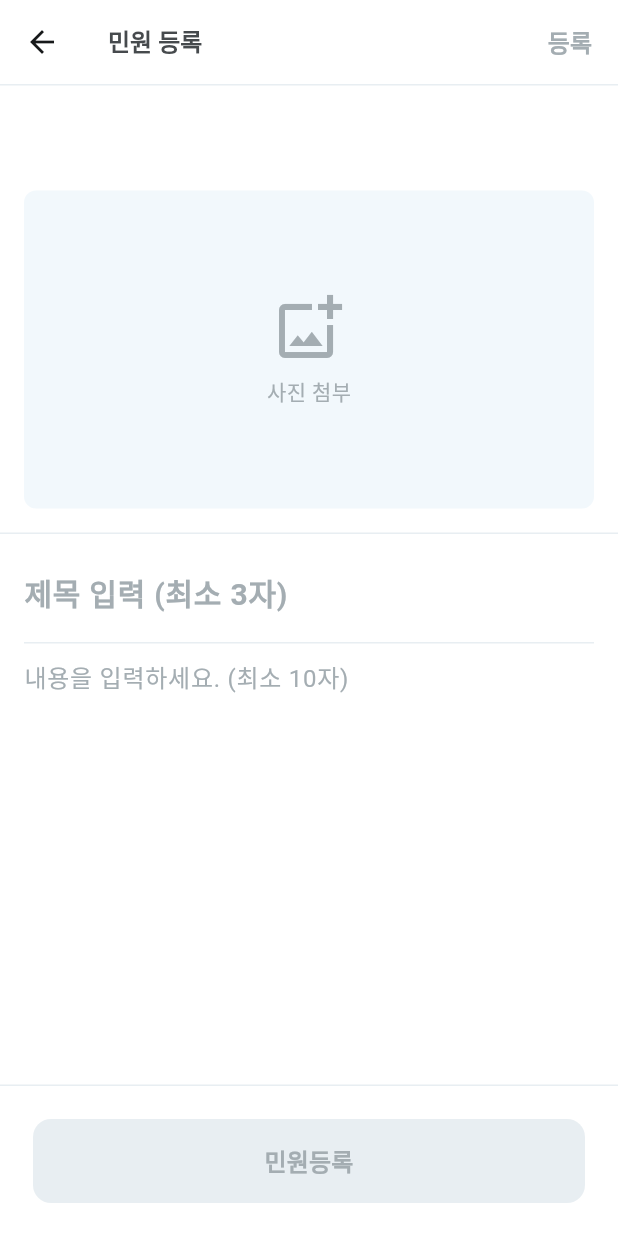
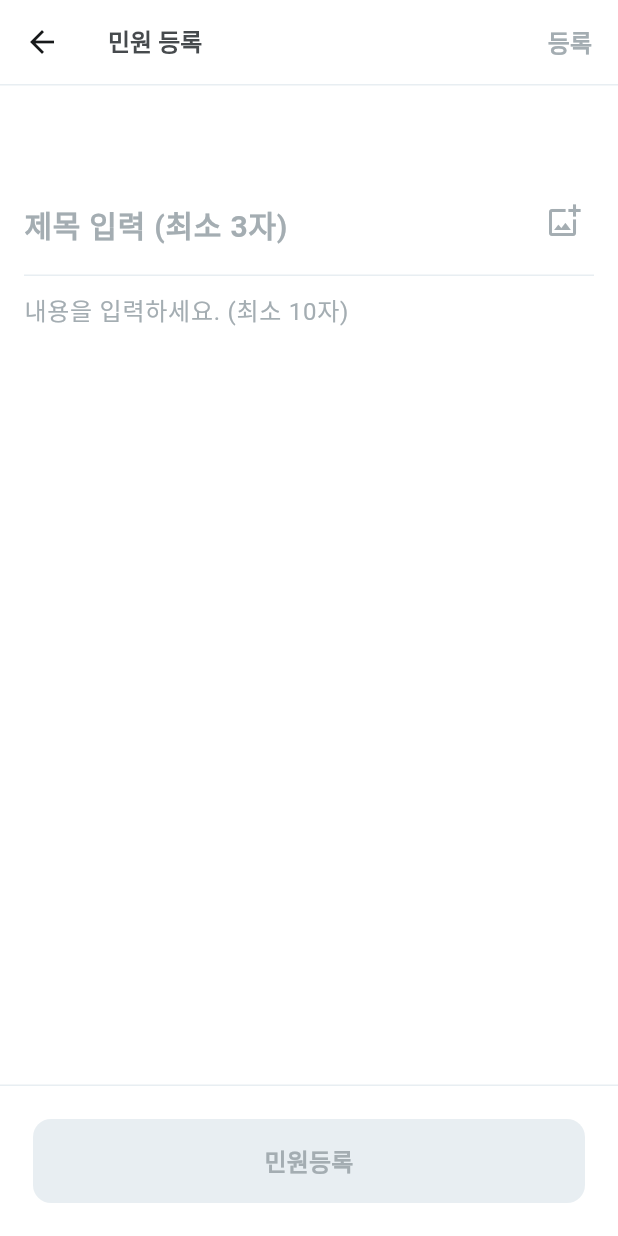
Before and after one commit to vibeforge12/building-manage-front, a Flutter app: the ComplaintCreateScreen screen opened directly with empty values, on a phone screen of 412 x 824 dp. Run offline on Flutter 3.47's test engine with Material 3 defaults, Android fonts, the phone set to English and light mode, and no system bars; our stand-ins replace cached_network_image, dio, equatable, firebase_core, flutter_dotenv, flutter_riverpod and 5 more; accounts and stored records are empty; Roboto replaces fonts that are missing (Pretendard).

Commit message:
refactor: Resident 민원 등록 화면 UI 레이아웃 개선
큰 이미지 첨부 영역을 제거하고, 공지사항/이벤트와 동일한 방식으로
제목 우측에 사진 아이콘을 추가했습니다.

변경사항:
- 거대한 245px 이미지 섹션 제거
- 제목 입력창 우측에 사진 첨부 아이콘 추가
- 사진 선택 시 내용 필드 위에 120px 높이의 미리보기 표시
- 아이콘 색상: 사진 미선택(회색) → 선택(파란색)으로 변경
- _hasImage getter 추가로 이미지 선택 상태 추적

UI 계층 구조:
[제목 입력] [사진 아이콘]
─────────────────────
(선택 시) [이미지 미리보기]
(선택 시) [내용 입력]

🤖 Generated with [Claude Code](https://claude.com/claude-code)

Co-Authored-By: Claude <noreply@anthropic.com>

```diff
--- a/lib/modules/resident/presentation/screens/complaint_create_screen.dart
+++ b/lib/modules/resident/presentation/screens/complaint_create_screen.dart
@@ -52,6 +52,10 @@ class _ComplaintCreateScreenState extends ConsumerState<ComplaintCreateScreen> {
   bool get _isFormValid {
     return _titleController.text.trim().length >= 3 &&
         _contentController.text.trim().length >= 10;
+  }
+
+  bool get _hasImage {
+    return _selectedImage != null || _uploadedImageUrl != null;
   }
 
   Future<void> _pickImage() async {
@@ -422,29 +426,18 @@ class _ComplaintCreateScreenState extends ConsumerState<ComplaintCreateScreen> {
               ),
             ),
 
-            // 이미지 첨부 영역
-            GestureDetector(
-              onTap: _isUploadingImage ? null : _pickImage,
-              child: Container(
-                width: double.infinity,
-                height: 245,
-                padding: const EdgeInsets.all(16),
-                decoration: const BoxDecoration(
-                  border: Border(
-                    bottom: BorderSide(color: Color(0xFFE8EEF2), width: 1),
-                  ),
-                ),
-                child: _buildImagePreview(),
-              ),
-            ),
-
             // 제목 및 내용 입력
             Padding(
               padding: const EdgeInsets.all(16),
               child: Column(
                 crossAxisAlignment: CrossAxisAlignment.start,
                 children: [
-                  TextField(
+                  // 제목 + 사진 아이콘
+                  Row(
+                    crossAxisAlignment: CrossAxisAlignment.start,
+                    children: [
+                      Expanded(
+                        child: TextField(
                           controller: _titleController,
                           style: const TextStyle(
                             fontFamily: 'Pretendard',
@@ -464,12 +457,40 @@ class _ComplaintCreateScreenState extends ConsumerState<ComplaintCreateScreen> {
                             contentPadding: EdgeInsets.zero,
                           ),
                         ),
+                      ),
+                      const SizedBox(width: 12),
+                      // 사진 첨부 아이콘
+                      GestureDetector(
+                        onTap: _isUploadingImage ? null : _pickImage,
+                        child: Container(
+                          padding: const EdgeInsets.all(8),
+                          child: Icon(
+                            Icons.add_photo_alternate_outlined,
+                            size: 24,
+                            color: _hasImage
+                                ? const Color(0xFF006FFF)
+                                : const Color(0xFFA4ADB2),
+                          ),
+                        ),
+                      ),
+                    ],
+                  ),
                   const SizedBox(height: 8),
                   Container(
                     height: 1,
                     color: const Color(0xFFE8EEF2),
                   ),
                   const SizedBox(height: 8),
+                  // 이미지 미리보기 (내용 필드 위)
+                  if (_hasImage)
+                    Padding(
+                      padding: const EdgeInsets.only(bottom: 12),
+                      child: SizedBox(
+                        height: 120,
+                        child: _buildImagePreview(),
+                      ),
+                    ),
+                  // 내용 입력
                   TextField(
                     controller: _contentController,
                     maxLines: null,
```
Lines whose indentation alone changed are shown as unchanged.
